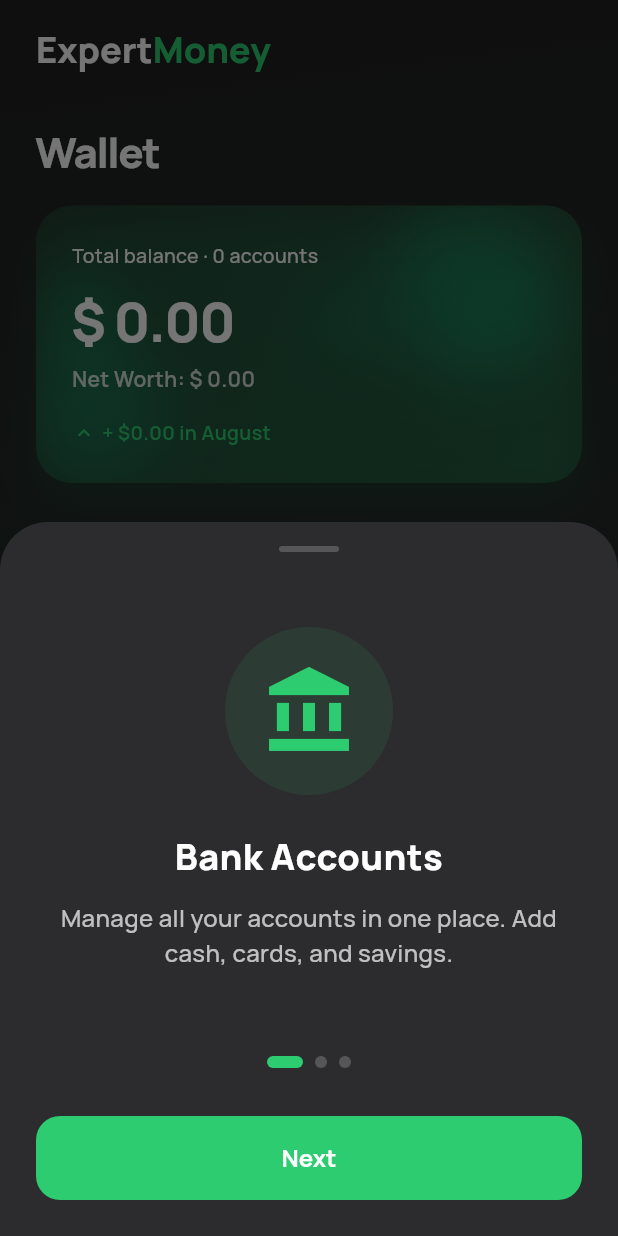
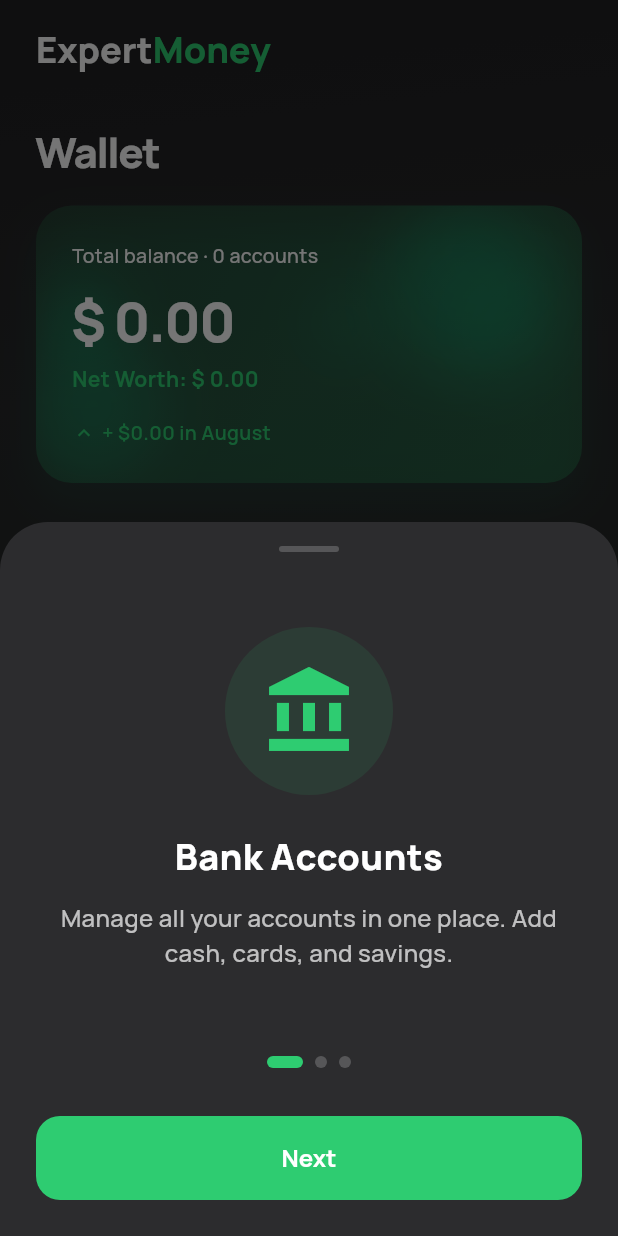
Before and after one commit to matasoo/ExpertMoneyApp, a Flutter app: the DashboardScreen screen opened by its route, item 5 of the bottom bar chosen, on a phone screen of 412 x 824 dp. Run offline on Flutter 3.47's test engine with Material 3 defaults, Android fonts, the phone set to English and light mode, and no system bars; our stand-ins replace cloud_firestore, firebase_auth, firebase_core, firebase_storage, fl_chart, flutter_animate and 9 more; accounts and stored records are empty; network calls fail.

Commit message:
style: color code net worth dynamically

```diff
--- a/lib/features/wallet/presentation/widgets/dynamic_balance_card.dart
+++ b/lib/features/wallet/presentation/widgets/dynamic_balance_card.dart
@@ -99,6 +99,10 @@ class _DynamicBalanceCardState extends ConsumerState<DynamicBalanceCard> with Si
                       final currency = ref.watch(currencyProvider);
                       final displayBalance = isPrivacyOn ? '****' : widget.totalBalance.toStringAsFixed(2);
                       final displayNetWorth = isPrivacyOn ? '****' : widget.netWorth.toStringAsFixed(2);
+                      final netWorthColor = widget.netWorth >= 0
+                          ? Theme.of(context).primaryColor
+                          : Theme.of(context).colorScheme.error;
+
                       return Column(
                         crossAxisAlignment: CrossAxisAlignment.start,
                         children: [
@@ -109,7 +113,7 @@ class _DynamicBalanceCardState extends ConsumerState<DynamicBalanceCard> with Si
                           SizedBox(height: 4),
                           Text(
                             'Net Worth: $currency $displayNetWorth',
-                            style: GoogleFonts.manrope(color: Theme.of(context).colorScheme.onSurface.withValues(alpha: 0.8), fontSize: 14, fontWeight: FontWeight.w600),
+                            style: GoogleFonts.manrope(color: netWorthColor, fontSize: 14, fontWeight: FontWeight.w700),
                           ),
                         ],
                       );
```
